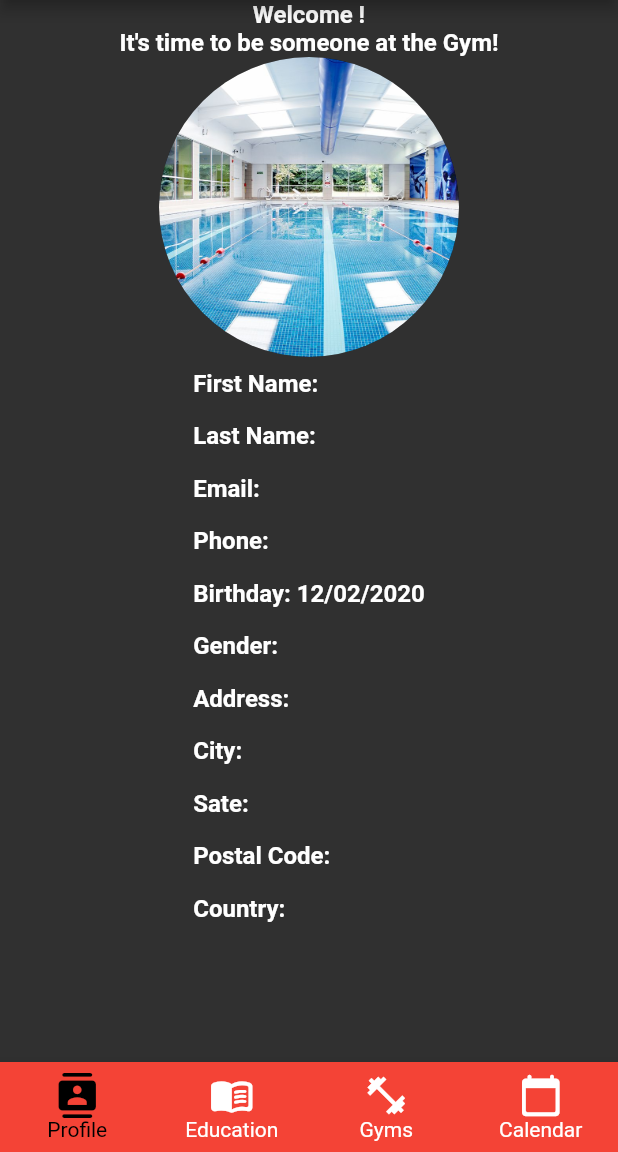
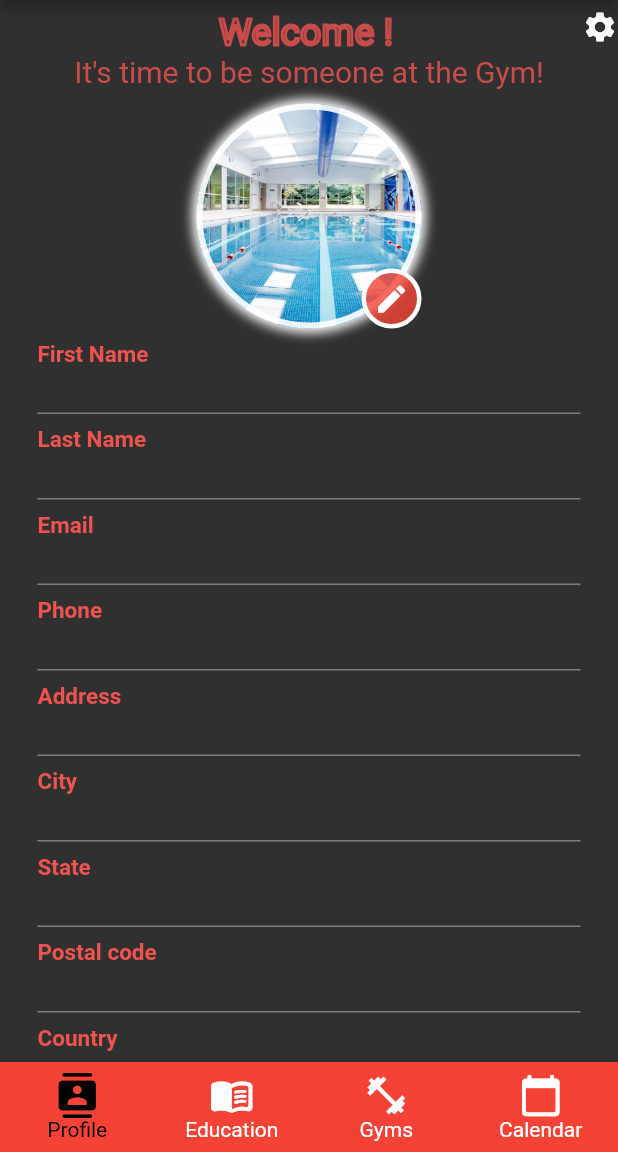
Before and after one commit to zfrehner/Spotlight-Flutter-, a Flutter app: the LandPage screen opened by its route, on a phone screen of 412 x 824 dp, the part 84-1236 px from its top. Run offline on Flutter 3.47's test engine with Material 2 defaults, Android fonts, the phone set to English and light mode, and no system bars; our stand-ins replace animated_text_kit, cloud_firestore, firebase_auth, firebase_core, firebase_storage, flutter_calendar_carousel and 6 more; accounts and stored records are empty.

Commit message:
Add files via upload

```diff
--- a/lib/home/profile.dart
+++ b/lib/home/profile.dart
@@ -1,15 +1,17 @@
+import 'package:image_picker/image_picker.dart';
+import 'package:firebase_storage/firebase_storage.dart';
+import 'package:permission_handler/permission_handler.dart';
 
 import 'package:flutter/cupertino.dart';
 import 'package:flutter/material.dart';
 import 'package:cloud_firestore/cloud_firestore.dart';
 import 'package:firebase_auth/firebase_auth.dart';
-import 'package:spotlight_login/constants.dart';
+import 'package:flutter/rendering.dart';
 import 'package:url_launcher/url_launcher.dart';
 
 import 'package:intl/intl.dart';
 
 class Profile extends StatefulWidget {
-
   @override
   _ProfileState createState() => _ProfileState();
 }
@@ -21,8 +23,6 @@ class _ProfileState extends State<Profile> {
 
   User loggedInUser;
   var uid;
-
-
 
   void initState() {
     getCurrentUser();
@@ -67,120 +67,170 @@ class _ProfileState extends State<Profile> {
 
   Widget displayUserInfo(context, snapshot) {
     final user = snapshot.data;
-    //final authUser = getAuthUserInfo();
+
+    // Variable to show empty strings instead of null
+    // if user leaves any of these blanlk
+
+    // check if phone is left blank
     var phone = user["phoneNumber"];
-    if(phone == null) {
+    if (phone == null) {
       phone = "";
+    }
+    // check if address is left blank
+    var address = user["address"];
+    if (address == null) {
+      address = "";
+    }
+    // check if city is left blank
+    var city = user["city"];
+    if (city == null) {
+      city = "";
+    }
+    // check if state is left blank
+    var state = user["state"];
+    if (state == null) {
+      state = "";
+    }
+    // check if zipcode is left blank
+    var zip = user["zipCode"];
+    if (zip == null) {
+      zip = "";
     }
 
     return Column(
       crossAxisAlignment: CrossAxisAlignment.start,
       children: [
-        Padding(
-          padding: EdgeInsets.all(8.0),
-          child: Text("First Name: ${user["firstName"]}",
-            style: kLoginTextStyle,
-          ),
-        ),
-        Padding(
-          padding: const EdgeInsets.all(8.0),
-          child: Text("Last Name: ${user["lastName"]}",
-              style: kLoginTextStyle),
-        ),
-        Padding(
-          padding: const EdgeInsets.all(8.0),
-          child: Text("Email: ${user["email"]}",
-              style: kLoginTextStyle),
-        ),
-        Padding(
-          padding: const EdgeInsets.all(8.0),
-          child: Text("Phone: $phone",//{user["phoneNumber"]}
-              style: kLoginTextStyle),
-        ),
-        Padding(
-          padding: const EdgeInsets.all(8.0),
-          child: Text("Birthday: ${DateFormat('MM/dd/yyyy').format(user["birthday"].toDate())}",
-              style: kLoginTextStyle),
-        ),
-        Padding(
-          padding: const EdgeInsets.all(8.0),
-          child: Text("Gender: ${user["gender"]}",
-              style: kLoginTextStyle),
-        ),
-        Padding(
-          padding: const EdgeInsets.all(8.0),
-          child: Text("Address: ${user["address"]}",
-              style: kLoginTextStyle),
-        ),
-        Padding(
-          padding: const EdgeInsets.all(8.0),
-          child: Text("City: ${user["city"]}",
-              style: kLoginTextStyle),
-        ),
-        Padding(
-          padding: const EdgeInsets.all(8.0),
-          child: Text("Sate: ${user["state"]}",
-              style: kLoginTextStyle),
-        ),
-        Padding(
-          padding: const EdgeInsets.all(8.0),
-          child: Text("Postal Code: ${user["zipCode"]}",
-              style: kLoginTextStyle),
-        ),
-        Padding(
-          padding: const EdgeInsets.all(8.0),
-          child: Text("Country: ${user["country"]}",
-              style: kLoginTextStyle),
-        ),
+        buildTextField("First Name", "${user["firstName"]}"),
+        buildTextField("Last Name", "${user["lastName"]}"),
+        buildTextField("Email", "${user["email"]}"),
+        buildTextField("Phone", "$phone"),
+        //buildTextField("Birthday", "${user["birthday"].toDate()}"),
+        buildTextField("Address", "$address"),
+        buildTextField("City", "$city"),
+        buildTextField("State", "$state"),
+        buildTextField("Postal code", "$zip"),
+        buildTextField("Country", "${user["country"]}"),
+        // extra fields for optional info
+        buildTextField("Interests/Hobbies", ""),
+        buildTextField("Favorite workout", ""),
+        SizedBox(
+          height: 10,
+        )
       ],
     );
   }
 
-
   @override
   Widget build(BuildContext context) {
-    return SingleChildScrollView(
-        child: Column(
+    return ListView(
+      children: [
+        Column(
             crossAxisAlignment: CrossAxisAlignment.stretch,
             children: <Widget>[
-              Column(
-                  children: <Widget> [FutureBuilder(
+              Column(children: <Widget>[
+                Row(children: [
+                  FutureBuilder(
                       future: getFirestoreUser(),
                       builder: (context, snapshot) {
-                        if(snapshot.connectionState == ConnectionState.done) {
-                          return Text("Welcome ${snapshot.data["firstName"].toUpperCase() + "!"}",
-                              style: kLoginTextStyle);
+                        if (snapshot.connectionState == ConnectionState.done) {
+                          return Expanded(
+                              child: Center(
+                                child: Padding(
+                                  padding: EdgeInsets.fromLTRB(20, 7, 0, 0),
+                                  child: Text(
+                                    "Welcome ${snapshot.data["firstName"].toUpperCase() + "!"}",
+                                    style: TextStyle(
+                                      fontSize: 25,
+                                      //fontStyle: FontStyle.italic,
+                                      foreground: Paint()
+                                        ..style = PaintingStyle.stroke
+                                        ..strokeWidth = 2
+                                        ..color = Colors.red[400].withOpacity(0.8),
+                                    ),
+                                  ),
+                                ),
+                              ));
                           /*Text("${snapshot.data.email}",
                       style: kLoginTextStyle)*/
-                        }
-                        else {
+                        } else {
                           return CircularProgressIndicator(
                             backgroundColor: Colors.red,
                           );
                         }
-                      }
+                      }),
+                  Padding(
+                    padding: EdgeInsets.fromLTRB(0, 0, 0, 0),
+                    child: Icon(
+                      Icons.settings,
                     ),
+                  ),
+                ]),
               ]),
               Center(
                 child: Container(
                   child: InkWell(
+                      child: Padding(
+                        padding: EdgeInsets.fromLTRB(0, 0, 0, 10),
                         child: Text(
                           "It's time to be someone at the Gym!",
-                        style: kLoginTextStyle,
+                          style: TextStyle(
+                            fontSize: 20,
+                            //fontStyle: FontStyle.italic,
+                            foreground: Paint()
+                              ..style = PaintingStyle.fill
+                              ..color = Colors.red[400].withOpacity(0.8),
+                          ),
+                        ),
                       ),
                       onTap: () => launch(
                           'https://nullpointerexception.greenriverdev.com/Spotlight/index.php')),
                 ),
               ),
-              Column(
+              Center(
+                child: Stack(
                   children: [
-                  CircleAvatar(
-                      backgroundImage: AssetImage('assets/images/gym5.jpg'),
-                      radius: 100
+                    // CircleAvatar(
+                    //     backgroundImage: AssetImage('assets/images/gym5.jpg'),
+                    //     radius: 100),
+                    Container(
+                      width: 150,
+                      height: 150,
+                      decoration: BoxDecoration(
+                          border: Border.all(
+                              width: 4, color: Colors.white.withOpacity(0.9)),
+                          boxShadow: [
+                            BoxShadow(
+                                spreadRadius: 3,
+                                blurRadius: 6,
+                                color: Colors.white)
+                          ],
+                          shape: BoxShape.circle,
+                          image: DecorationImage(
+                              fit: BoxFit.cover,
+                              image: AssetImage('assets/images/gym5.jpg'))),
                     ),
+                    Positioned(
+                        bottom: 0,
+                        right: 0,
+                        child: Container(
+                          height: 40,
+                          width: 40,
+                          decoration: BoxDecoration(
+                              color: Colors.red.withOpacity(0.8),
+                              shape: BoxShape.circle,
+                              border:
+                              Border.all(width: 3, color: Colors.white)),
+                          child: Icon(
+                            Icons.edit,
+                            color: Colors.white,
+                          ),
+                        ))
                   ],
                 ),
+              ),
               Center(
+                  child: Padding(
+                    padding: EdgeInsets.only(left: 25, right: 25),
                     child: FutureBuilder(
                         future: getFirestoreUser(),
                         builder: (context, snapshot) {
@@ -191,8 +241,33 @@ class _ProfileState extends State<Profile> {
                               backgroundColor: Colors.red,
                             );
                           }
-                      })
+                        }),
+                  )),
+            ])
+      ],
+    );
+  }
+
+  TextField buildTextField(String labelText, String placeholder) {
+    return TextField(
+      onSubmitted: (text) {
+        print(text);
+      },
+      style: TextStyle(
+          fontSize: 22, fontWeight: FontWeight.bold, color: Colors.white70),
+      decoration: InputDecoration(
+        contentPadding: EdgeInsets.only(bottom: 2, top: 10),
+        labelText: labelText,
+        floatingLabelBehavior: FloatingLabelBehavior.always,
+        hintText: placeholder,
+        labelStyle: TextStyle(
+            fontSize: 20, fontWeight: FontWeight.bold, color: Colors.red[400]),
+        hintStyle: TextStyle(
+          fontSize: 22,
+          fontWeight: FontWeight.bold,
+          color: Colors.white70,
         ),
-            ]));
+      ),
+    );
   }
 }
```
Lines whose indentation alone changed are shown as unchanged.
